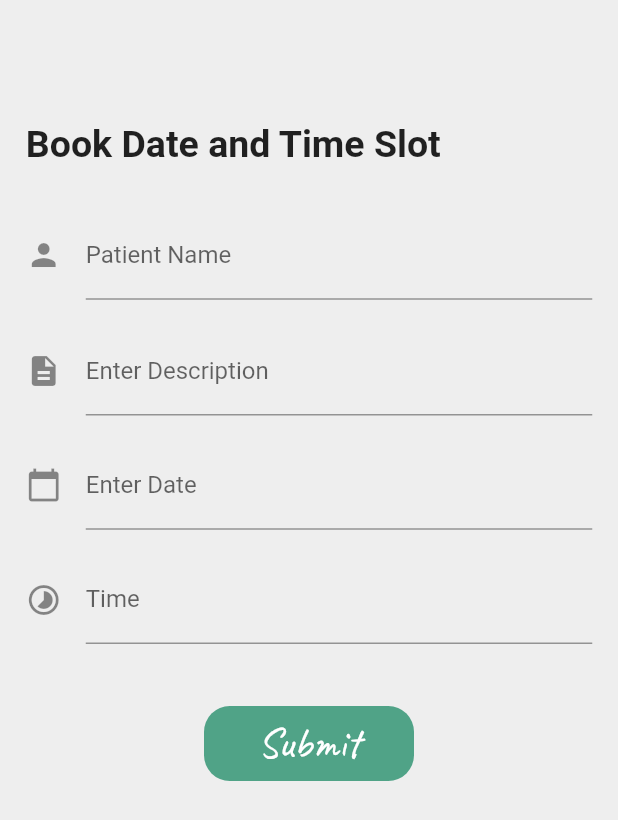
After one commit to Surajpatra700/Oncogems, a Flutter app: the bookingpage screen opened directly, on a phone screen of 412 x 824 dp. The commit adds this screen. Shown: the top 820 px of the screen. Run offline on Flutter 3.47's test engine with Material 2 defaults, Android fonts, the phone set to English and light mode, and no system bars; our stand-ins replace camera, cloud_firestore, dots_indicator, firebase_analytics, firebase_auth, firebase_core and 14 more; missing offline and left inert: encrypt, tflite; accounts and stored records are empty.

Commit message:
doctor booking 2

```diff
--- /dev/null
+++ b/lib/screens/booking_Screens/bookingdoctorscreen3.dart
@@ -0,0 +1,241 @@
+import 'package:achiever/screens/booking_Screens/confirmationpage.dart';
+import 'package:achiever/services/liver_prediction%20ML%20Model/predict_service.dart';
+import 'package:achiever/services/storage_services.dart';
+import 'package:achiever/services/toast.dart';
+import 'package:flutter/material.dart';
+import 'package:flutter_screenutil/flutter_screenutil.dart';
+import 'package:get/get.dart';
+import 'package:cloud_firestore/cloud_firestore.dart';
+import 'package:intl/intl.dart';
+
+class bookingpage extends StatefulWidget {
+  @override
+  bookingState createState() {
+    return bookingState();
+  }
+}
+
+class bookingState extends State<bookingpage> {
+  final id = StorageService().getString("user_id");
+  bool loading = false;
+
+  final firestore = FirebaseFirestore.instance.collection("doctorbooking");
+  final firestoreSnapshot =
+      FirebaseFirestore.instance.collection("doctorbooking").snapshots();
+
+  final _bookingKey = GlobalKey<bookingState>();
+  final nameController = TextEditingController();
+  final descController = TextEditingController();
+  final timeController = TextEditingController();
+  final dateController = TextEditingController();
+
+  final PredictionService predictionService = PredictionService();
+  String submitChange = StorageService().getString("ButtonName").isEmpty
+      ? "Submit"
+      : StorageService().getString("ButtonName");
+
+  @override
+  Widget build(BuildContext context) {
+    Map<String, dynamic> predictionResult = {};
+    return Scaffold(
+        backgroundColor: Colors.grey.shade200,
+        body: SingleChildScrollView(
+          scrollDirection: Axis.vertical,
+          padding: EdgeInsets.only(
+              left: 15.sp, right: 15.sp, bottom: 15.sp, top: 50.sp),
+          child: Column(
+            children: [
+              Padding(
+                padding: EdgeInsets.only(top: 20.0.h, bottom: 25.h),
+                child: Align(
+                    alignment: Alignment.centerLeft,
+                    child: Text(
+                      "Book Date and Time Slot",
+                      style:
+                          TextStyle(fontWeight: FontWeight.w600, fontSize: 25),
+                    )),
+              ),
+              Form(
+                key: _bookingKey,
+                child: Column(
+                    crossAxisAlignment: CrossAxisAlignment.start,
+                    children: [
+                      TextField(
+                        controller: nameController,
+                        decoration: InputDecoration(
+                          icon: Icon(Icons.person),
+                          hintText: 'Enter Full Name',
+                          labelText: 'Patient Name',
+                          //border: OutlineInputBorder(),
+                        ),
+                      ),
+                      SizedBox(
+                        height: 15.h,
+                      ),
+                      TextField(
+                        controller:
+                            descController, //editing controller of this TextField
+                        decoration: const InputDecoration(
+                          icon: Icon(Icons.description), //icon of text field
+                          labelText: "Enter Description",
+                          hintText: "Enter Description", //label text of field
+                        ),
+                      ),
+                      SizedBox(
+                        height: 15.sp,
+                      ),
+                      TextField(
+                        controller:
+                            dateController, //editing controller of this TextField
+                        decoration: const InputDecoration(
+                            icon:
+                                Icon(Icons.calendar_today), //icon of text field
+                            labelText: "Enter Date" //label text of field
+                            ),
+                        readOnly: true, // when true user cannot edit text
+                        onTap: () async {
+                          DateTime? pickedDate = await showDatePicker(
+                              context: context,
+                              initialDate: DateTime.now(), //get today's date
+                              firstDate: DateTime(
+                                  2000), //DateTime.now() - not to allow to choose before today.
+                              lastDate: DateTime(2101));
+
+                          if (pickedDate != null) {
+                            print(
+                                pickedDate); //get the picked date in the format => 2022-07-04 00:00:00.000
+                            String formattedDate = DateFormat('yyyy-MM-dd').format(
+                                pickedDate); // format date in required form here we use yyyy-MM-dd that means time is removed
+                            print(
+                                formattedDate); //formatted date output using intl package =>  2022-07-04
+                            //You can format date as per your need
+
+                            setState(() {
+                              dateController.text =
+                                  formattedDate; //set foratted date to TextField value.
+                            });
+                          } else {
+                            print("Date is not selected");
+                          }
+                        },
+                      ),
+                      SizedBox(
+                        height: 15.sp,
+                      ),
+                      TextField(
+                        controller: timeController,
+                        decoration: InputDecoration(
+                          icon: Icon(Icons.timelapse_sharp),
+                          hintText: 'Enter your time slot',
+                          labelText: 'Time',
+                        ),
+                        readOnly:
+                            true, //set it true, so that user will not able to edit text
+                        onTap: () async {
+                          TimeOfDay? pickedTime = await showTimePicker(
+                            initialTime: TimeOfDay.now(),
+                            context: context,
+                          );
+
+                          if (pickedTime != null) {
+                            print(pickedTime.format(context)); //output 10:51 PM
+                            DateTime parsedTime = DateFormat.jm()
+                                .parse(pickedTime.format(context).toString());
+                            //converting to DateTime so that we can further format on different pattern.
+                            print(parsedTime); //output 1970-01-01 22:53:00.000
+                            String formattedTime =
+                                DateFormat('HH:mm:ss').format(parsedTime);
+                            print(formattedTime); //output 14:59:00
+                            //DateFormat() is from intl package, you can format the time on any pattern you need.
+
+                            setState(() {
+                              timeController.text =
+                                  formattedTime; //set the value of text field.
+                            });
+                          } else {
+                            print("Time is not selected");
+                          }
+                        },
+                      ),
+                      SizedBox(
+                        height: 15.sp,
+                      ),
+                    ]),
+              ),
+              Padding(
+                padding: EdgeInsets.only(top: 20.h, bottom: 10.h),
+                child: InkWell(
+                  onTap: () async {
+                    if (nameController.text != null &&
+                        descController.text != null &&
+                        dateController.text != null &&
+                        timeController.text != null) {
+                      Get.snackbar("Oncogems", "Data is processing");
+                      print("Application Id: $id");
+                      setState(() {
+                        loading = true;
+                      });
+
+                      Map<String, double> data = {
+                        "Patient_name": double.parse(nameController.text),
+                        "Description": double.parse(descController.text),
+                        "date": double.parse(dateController.text),
+                        "time": double.parse(timeController.text),
+                      };
+                      if (submitChange == 'Submit') {
+                        firestore.doc(id).set({
+                          "id": id,
+                          "Patient_name": nameController.text,
+                          "Description": descController.text,
+                          "date": dateController.text,
+                          "time": timeController.text,
+                        }).then((value) {
+                          setState(() {
+                            loading = false;
+                            //submitChange = 'Update';
+                          });
+                          Navigator.push(
+                              context,
+                              MaterialPageRoute(
+                                  builder: (context) => confirmationpage()));
+                        }).onError((error, stackTrace) {
+                          setState(() {
+                            loading = false;
+                          });
+                          Utils().toastMessage(error.toString(), false);
+                        });
+                      }
+                    } else {
+                      Utils().toastMessage("Please enter Data", false);
+                    }
+                  },
+                  child: Container(
+                    height: 50,
+                    width: 140,
+                    decoration: BoxDecoration(
+                      borderRadius: BorderRadius.circular(15.r),
+                      color: Color(0xff50a387),
+                    ),
+                    child: loading
+                        ? Center(
+                            child: CircularProgressIndicator(
+                              color: Colors.white,
+                            ),
+                          )
+                        : Center(
+                            child: Text(
+                              submitChange,
+                              style: TextStyle(
+                                  fontSize: 25.sp,
+                                  fontFamily: "Caveat-VariableFont_wght",
+                                  color: Colors.white),
+                            ),
+                          ),
+                  ),
+                ),
+              ),
+            ],
+          ),
+        ));
+  }
+}
--- a/pubspec.yaml
+++ b/pubspec.yaml
@@ -35,6 +35,8 @@ dependencies:
   # The following adds the Cupertino Icons font to your application.
   # Use with the CupertinoIcons class for iOS style icons.
   cupertino_icons: ^1.0.2
+  intl: ^0.17.0
+  time_slot: any
   flutter_dotenv: ^5.1.0
   firebase_crashlytics: ^3.0.12
   firebase_core: ^2.15.0
```
Also changed, not shown: lib/screens/booking_Screens/bookingdoctorscreen2.dart (added, +274 -0 lines), lib/screens/booking_Screens/bookingscreen.dart (+11 -13 lines), lib/screens/booking_Screens/confirmationpage.dart (added, +77 -0 lines), pubspec.lock, 1 other file.
